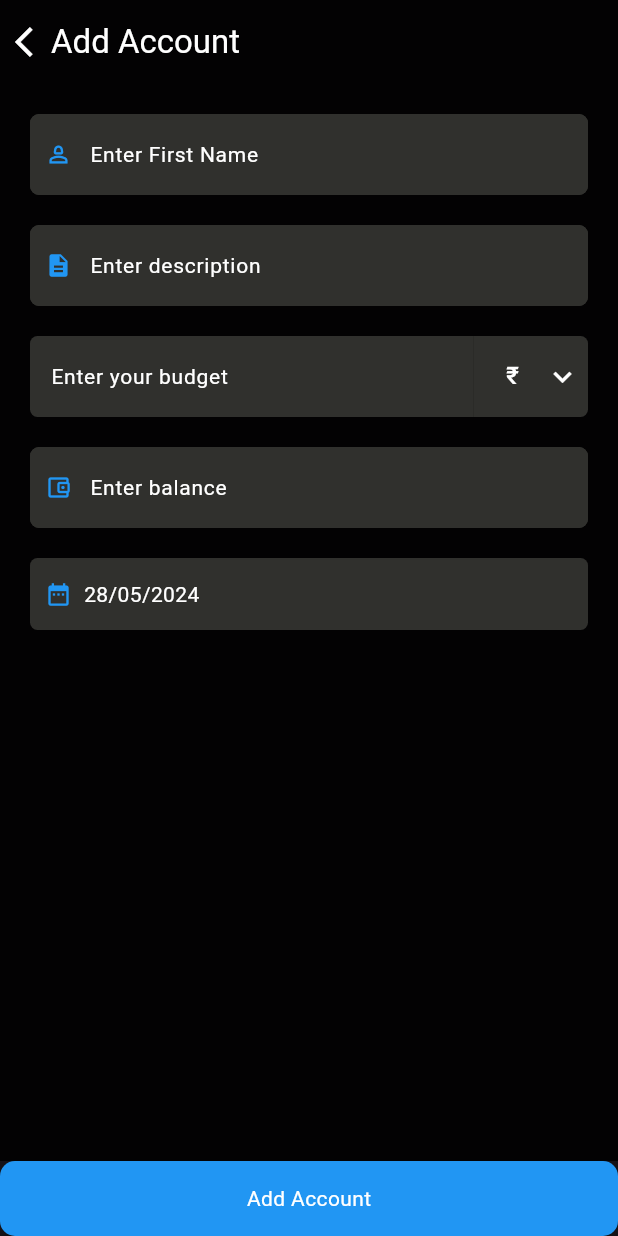
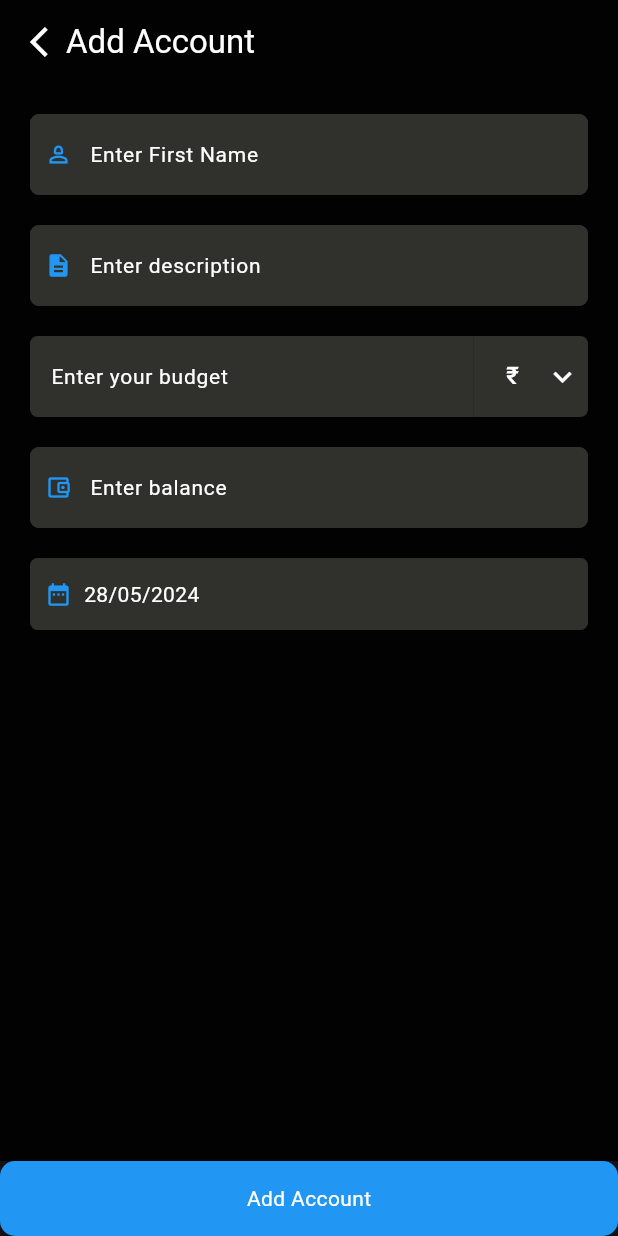
Before and after one commit to HorizoncoreDev/ExpenseManager, a Flutter app: the AddAccountScreen screen opened directly, on a phone screen of 412 x 824 dp. Run offline on Flutter 3.47's test engine with Material 3 defaults, Android fonts, the light colour scheme and no system bars; drawn by our look-alikes of dropdown_button2; our stand-ins replace contacts_service, csv, device_info_plus, file_picker, firebase_auth, firebase_core and 16 more; missing offline and left inert: googleapis; accounts and stored records are empty.

Commit message:
Pushing code only.

```diff
--- a/lib/accounts/add_account_screen.dart
+++ b/lib/accounts/add_account_screen.dart
@@ -42,14 +42,13 @@ class _AddAccountScreenState extends State<AddAccountScreen> {
     return DateFormat('dd/MM/yyyy').format(selectedDate);
   }
 
-
   @override
   Widget build(BuildContext context) {
     return SafeArea(
       child: Scaffold(
         bottomNavigationBar: InkWell(
           onTap: () {
-            Navigator.push(context, MaterialPageRoute(builder: (context)=> const AddAccountScreen()));
+
           },
           child: Container(
             width: double.infinity,
@@ -69,7 +68,9 @@ class _AddAccountScreenState extends State<AddAccountScreen> {
             automaticallyImplyLeading: false,
             backgroundColor: Helper.getBackgroundColor(context),
             titleSpacing: 10,
-            title: Row(
+            title: Padding(
+              padding: const EdgeInsets.symmetric(horizontal: 10.0),
+              child: Row(
                 children: [
                   InkWell(
                       onTap: () {
@@ -85,6 +86,7 @@ class _AddAccountScreenState extends State<AddAccountScreen> {
                         color: Helper.getTextColor(context),
                       )),
                 ],
+              ),
             ),
             actions: [
         /*      InkWell(
--- a/lib/db_models/add_account_model.dart
+++ b/lib/db_models/add_account_model.dart
@@ -1,4 +1,3 @@
-
 class AddAccountModel {
   String? name;
   String? description;
@@ -6,7 +5,6 @@ class AddAccountModel {
   String? balance;
   String? balanceDate;
   String? status;
-
 
   AddAccountModel({
     this.name,
```
Lines whose indentation alone changed are shown as unchanged.
